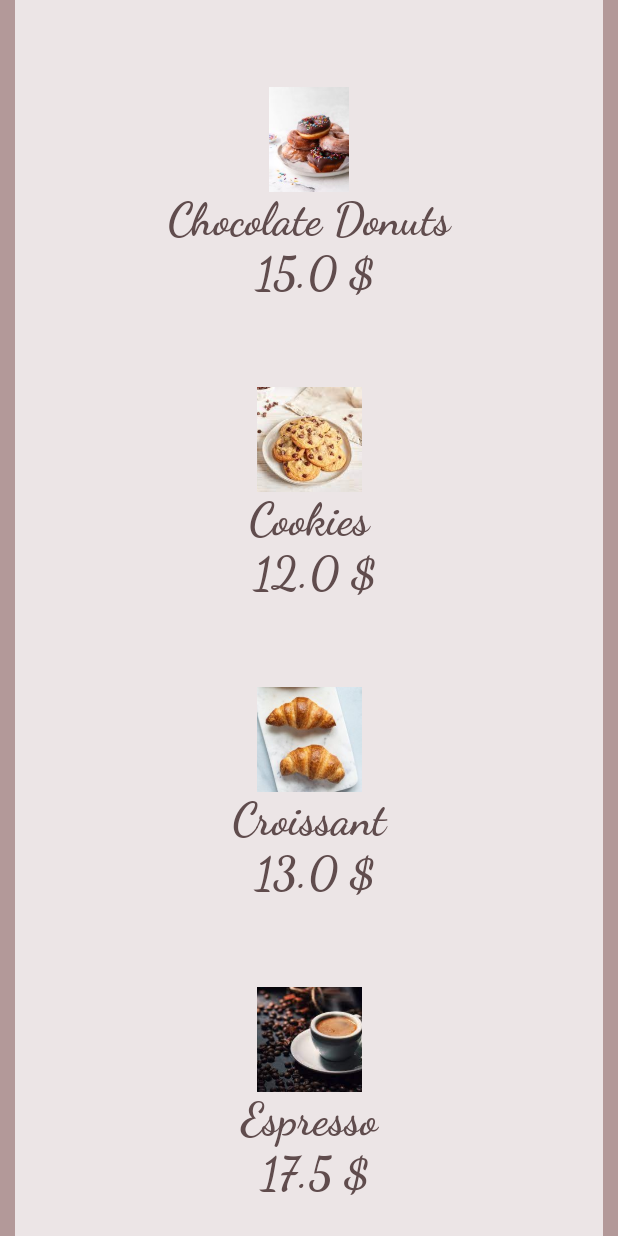
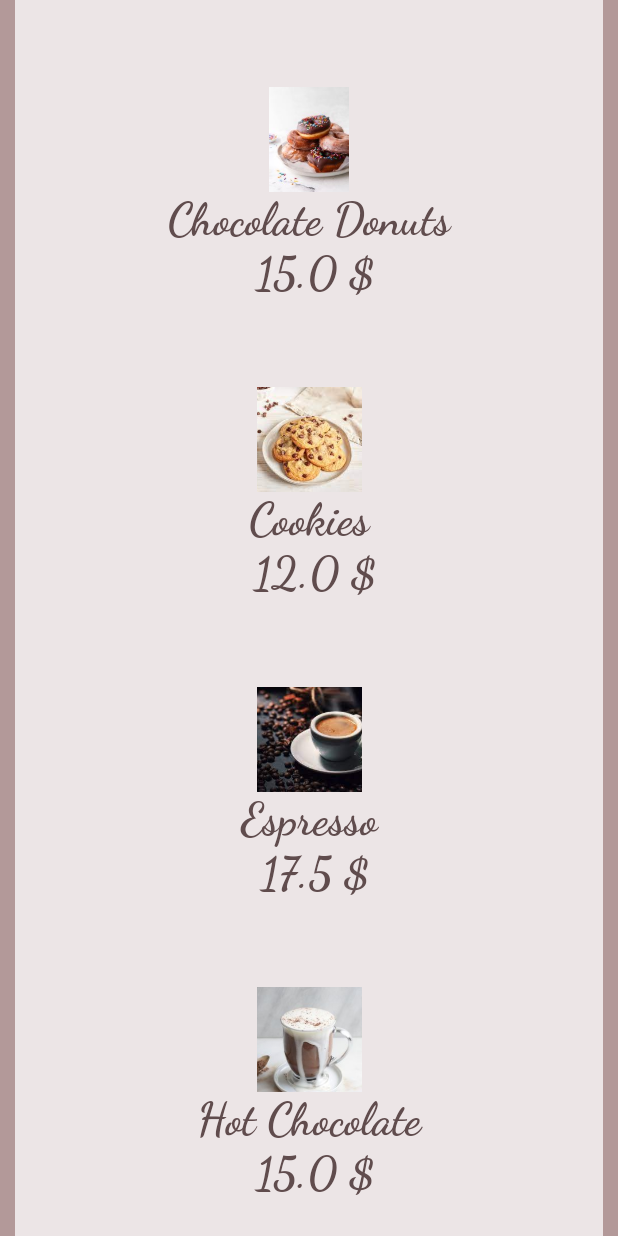
Before and after one commit to mariammahmoud18/CoffeeShop, a Flutter app: the HomeScreen screen opened by its route, scrolled down 576 dp, on a phone screen of 412 x 824 dp. Run offline on Flutter 3.47's test engine with Material 2 defaults, Android fonts, the phone set to English and light mode, and no system bars; our stand-ins replace animated_splash_screen, google_fonts; missing offline and left inert: gender_picker.

Commit message:
Update Products.dart

```diff
--- a/lib/Properities/Products.dart
+++ b/lib/Properities/Products.dart
@@ -15,17 +15,16 @@ class Products {
   }
 }
 List<Products> products = [
-  Products( AssetImage("images/Basic coffee.jpg"), 'Basic coffee','Basic coffee', 12),
-  Products( AssetImage("images/Basic donuts.jpg"), 'Basic Donuts','Basic Donuts', 13),
-  Products( AssetImage("images/cappuccino.jpg"),  'cappuccino','Basic Donuts',  17.5),
-  Products( AssetImage("images/Chocolate donuts.jpg"), 'Chocolate Donuts','Chocolate Donuts',  15),
-  Products( AssetImage("images/cookies.jpg"),  'Cookies','Chocolate Donuts',  12),
-  Products( AssetImage("images/croissant.jpg"), 'Croissant','Chocolate Donuts', 13),
-  Products( AssetImage("images/Espresso.jpg"),  'Espresso','Chocolate Donuts',  17.5),
-  Products( AssetImage("images/hot chocolate.jpg"),  'Hot Chocolate','Chocolate Donuts',  15),
-  Products( AssetImage("images/Icecream.jpg"),  'Ice Cream','Chocolate Donuts',  12),
-  Products( AssetImage("images/iced coffee.jpg"), 'Iced Coffee','Chocolate Donuts', 13),
-  Products( AssetImage("images/latte.jpg"),  'Latte','Chocolate Donuts',  17.5),
-  Products( AssetImage("images/Peach tart.jpg"),  'Peach Tart','Peach Tart',  15),
-  Products( AssetImage("images/Strawberry pancakes.jpg"),'Peach Tart',  'Strawberry Pancakes',  15)
+  Products( AssetImage("images/Basic coffee.jpg"), 'Basic coffee','Basic coffee: Coffee + Hot water + Desired Sugar', 12),
+  Products( AssetImage("images/cappuccino.jpg"),  'Cappuccino','Cappuccino: Coffee + Milk + Sugar + vanilla Extract',  17.5),
+  Products( AssetImage("images/Basic donuts.jpg"), 'Basic Donuts','Basic Donuts: Flour + Baking Powder + Salt + Buttermilk + Granulated sugar + Melted Butter + Vegetable Oil + Vanilla Extract', 13),
+  Products( AssetImage("images/Chocolate donuts.jpg"), 'Chocolate Donuts','Chocolate Donuts: Flour + Baking Powder + Salt + Buttermilk + Granulated sugar + Melted Butter + Vegetable Oil + Chocolate',  15),
+  Products( AssetImage("images/cookies.jpg"),  'Cookies','Cookies: Flour + Baking Powder + Baking Soda + Cinnamon + Ginger + Nutmeg + Cloves + Salt + Sugar + Packed Light-Brown Sugar + Vegetable Oil + Egg + Vanilla Extract + Canned Pumpkin Puree + Semi-Sweet Chocolate Chips',  12),
+  Products( AssetImage("images/Espresso.jpg"),  'Espresso','Espresso: Coffee + Hot Water + Sugar',  17.5),
+  Products( AssetImage("images/hot chocolate.jpg"),  'Hot Chocolate','Hot Chocolate: Chocolate PoWder + Milk + Sugar',  15),
+  Products( AssetImage("images/Icecream.jpg"),  'Ice Cream','Ice Cream: Heavy Cream + Milk + Granulated Sugar + Salt + Egg Yolks + Desired Taste',  12),
+  Products( AssetImage("images/iced coffee.jpg"), 'Iced Coffee','Iced Coffee: Coffee + Cold Milk + Sugar + Ice Cubes + vanilla Extract', 13),
+  Products( AssetImage("images/latte.jpg"),  'Latte','Latte: Coffee + Milk + Sugar',  17.5),
+  Products( AssetImage("images/Peach tart.jpg"),  'Peach Tart','Peach Tart: Peaches + Fresh Lemon Juice + Granulated Sugar + Cornstarch + Cinnamon + Nutmeg',  15),
+  Products( AssetImage("images/Strawberry pancakes.jpg"),'Strawberry Pancakes',  'Strawberry Pancakes: Flour + Granulated Sugar + Baking Powder + Baking Soda + Salt + Milk + Sour Cream + Eggs + Melted Unsalted Butter + Cold Butter',  15)
 ];
```
